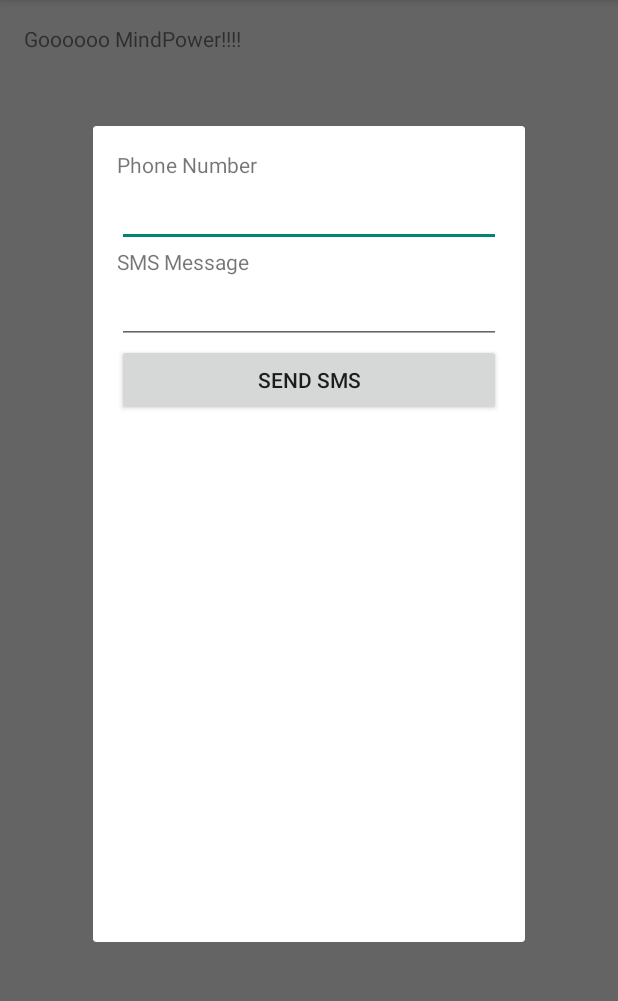
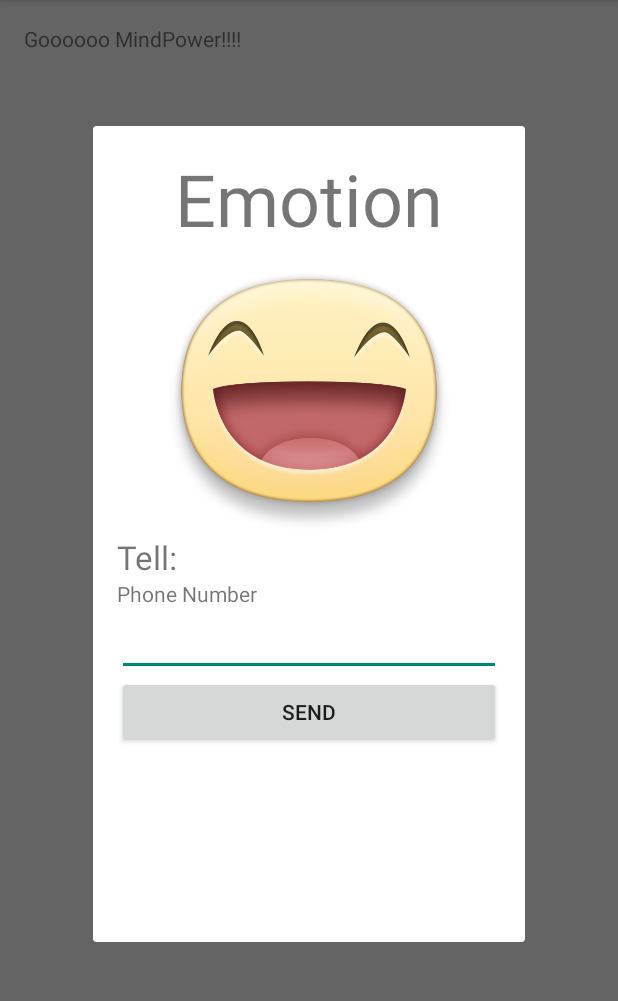
Before and after one commit to Ashl7/Feelings, an Android app: the screen it shows after launch (MainActivity), in the options menu, after a tap on "Show SMS dialog", on a phone screen of 412 x 824 dp, the part 84-1085 px from its top. Run offline under Robolectric (Android 15) with nearby library versions, the phone set to English and light mode, and no system bars.

Commit message:
SendTextFragment can now take in params to show an emotion

```diff
--- a/app/src/main/java/com/autism/mindpower/feeling/MainActivity.java
+++ b/app/src/main/java/com/autism/mindpower/feeling/MainActivity.java
@@ -55,8 +55,8 @@ public class MainActivity extends AppCompatActivity
         // Create the fragment and show it as a dialog
         FragmentManager fm = getSupportFragmentManager();
         // TODO specify what will get sent to the Fragment
-        DialogFragment newFragment = SendTextFragment.newInstance("A title", "A subtitle");
-        newFragment.show(fm, "Another subtitle");
+        DialogFragment newFragment = SendTextFragment.newInstance(R.drawable.emoji_laugh, "Emotion", "I'm feeling an emotion. What is it?");
+        newFragment.show(fm, null);
     }
 
     void showContactsActivity(View v) {
--- a/app/src/main/java/com/autism/mindpower/feeling/SendTextFragment.java
+++ b/app/src/main/java/com/autism/mindpower/feeling/SendTextFragment.java
@@ -12,6 +12,8 @@ import android.view.View;
 import android.view.ViewGroup;
 import android.widget.Button;
 import android.widget.EditText;
+import android.widget.ImageView;
+import android.widget.TextView;
 import android.widget.Toast;
 
 
@@ -26,17 +28,20 @@ import android.widget.Toast;
 public class SendTextFragment extends DialogFragment {
     // TODO: Rename parameter arguments, choose names that match
     // the fragment initialization parameters, e.g. ARG_ITEM_NUMBER
-    private static final String ARG_PARAM1 = "param1";
-    private static final String ARG_PARAM2 = "param2";
+    private static final String ARG_PARAM_EMJOI = "paramEmoji";
+    private static final String ARG_PARAM_NAME = "paramName";
+    private static final String ARG_PARAM_CAPTION = "paramCaption";
 
     // TODO: Rename and change types of parameters
-    private String mParam1;
-    private String mParam2;
+    private int mParamEmoji;
+    private String mParamName;
+    private String mParamCaption;
 
     private OnFragmentInteractionListener mListener;
 
+    private TextView emojiName;
+    private ImageView emojiPicture;
     private EditText toPhoneNumberET;
-    private EditText smsMessageET;
 
     public SendTextFragment() {
         // Required empty public constructor
@@ -46,16 +51,18 @@ public class SendTextFragment extends DialogFragment {
      * Use this factory method to create a new instance of
      * this fragment using the provided parameters.
      *
-     * @param param1 Parameter 1.
-     * @param param2 Parameter 2.
+     * @param paramEmoji Path to resource.
+     * @param paramName Name.
+     * @param paramCaption Text associated with emoji to send as SMS.
      * @return A new instance of fragment SendTextFragment.
      */
     // TODO: Rename and change types and number of parameters
-    public static SendTextFragment newInstance(String param1, String param2) {
+    public static SendTextFragment newInstance(int paramEmoji, String paramName, String paramCaption) {
         SendTextFragment fragment = new SendTextFragment();
         Bundle args = new Bundle();
-        args.putString(ARG_PARAM1, param1);
-        args.putString(ARG_PARAM2, param2);
+        args.putInt(ARG_PARAM_EMJOI, paramEmoji);
+        args.putString(ARG_PARAM_NAME, paramName);
+        args.putString(ARG_PARAM_CAPTION, paramCaption);
         fragment.setArguments(args);
         return fragment;
     }
@@ -64,8 +71,9 @@ public class SendTextFragment extends DialogFragment {
     public void onCreate(Bundle savedInstanceState) {
         super.onCreate(savedInstanceState);
         if (getArguments() != null) {
-            mParam1 = getArguments().getString(ARG_PARAM1);
-            mParam2 = getArguments().getString(ARG_PARAM2);
+            mParamEmoji = getArguments().getInt(ARG_PARAM_EMJOI);
+            mParamName = getArguments().getString(ARG_PARAM_NAME);
+            mParamCaption = getArguments().getString(ARG_PARAM_CAPTION);
         }
     }
 
@@ -75,10 +83,15 @@ public class SendTextFragment extends DialogFragment {
         // Inflate the layout for this fragment
         View view = inflater.inflate(R.layout.fragment_send_text, container, false);
 
+        // Populate the emoji picture and the emotion from the params
+        emojiName = (TextView)view.findViewById(R.id.tvWord);
+        emojiName.setText(mParamName);
+        emojiPicture = (ImageView)view.findViewById(R.id.ivEmotion);
+        emojiPicture.setImageResource(mParamEmoji);
+
         // Assign text fields to variables so we can get them later
         toPhoneNumberET = (EditText)view.findViewById(R.id.to_phone_number_et);
-        smsMessageET = (EditText)view.findViewById(R.id.sms_message_et);
-        Button sendButton = (Button) view.findViewById(R.id.send_sms_btn);
+        Button sendButton = (Button)view.findViewById(R.id.send_sms_btn);
 
         // Button needs to have an OnClickListener set here since this is a fragment
         sendButton.setOnClickListener(new View.OnClickListener() {
@@ -132,7 +145,7 @@ public class SendTextFragment extends DialogFragment {
     // Function that runs when "Send" is pressed
     public void sendSms() {
         String toPhoneNumber = toPhoneNumberET.getText().toString();
-        String smsMessage = smsMessageET.getText().toString();
+        String smsMessage = mParamCaption;
         // Check if app has permission to send an SMS
         if(SmsHelper.hasSmsPermission(getContext())) {
             SmsHelper.sendSMS(toPhoneNumber, smsMessage, getContext(), null);
--- a/app/src/main/res/layout/fragment_send_text.xml
+++ b/app/src/main/res/layout/fragment_send_text.xml
@@ -15,6 +15,43 @@
         android:minHeight="512dp"
         android:minWidth="256dp">
 
+        <RelativeLayout
+            android:layout_width="fill_parent"
+            android:layout_height="wrap_content">
+
+            <TextView
+                android:id="@+id/tvWord"
+                android:layout_width="wrap_content"
+                android:layout_height="wrap_content"
+                android:text="@string/text_emotion_placeholder"
+                android:textSize="48sp"
+                android:layout_gravity="center_horizontal"
+                android:layout_alignParentTop="true"
+                android:layout_centerHorizontal="true" />
+
+            <ImageView
+                android:layout_width="wrap_content"
+                android:layout_height="wrap_content"
+                android:id="@+id/ivEmotion"
+                android:src="@android:drawable/stat_sys_warning"
+                android:maxHeight="192dp"
+                android:maxWidth="192dp"
+                android:scaleType="centerInside"
+                android:cropToPadding="false"
+                android:adjustViewBounds="true"
+                android:layout_gravity="center_horizontal"
+                android:layout_below="@+id/tvWord"
+                android:layout_centerHorizontal="true" />
+
+        </RelativeLayout>
+
+        <TextView
+            android:id="@+id/tvTellText"
+            android:layout_width="wrap_content"
+            android:layout_height="wrap_content"
+            android:text="@string/text_tell_person"
+            android:textSize="22sp" />
+
         <TextView
             android:id="@+id/to_phone_number_tv"
             android:layout_width="wrap_content"
@@ -27,25 +64,12 @@
             android:layout_height="wrap_content"
             android:inputType="phone"/>
 
-        <TextView
-            android:id="@+id/sms_message_tv"
-            android:layout_width="wrap_content"
-            android:layout_height="wrap_content"
-            android:text="SMS Message" />
-
-        <EditText
-            android:id="@+id/sms_message_et"
-            android:layout_width="fill_parent"
-            android:layout_height="wrap_content"
-            android:inputType="textMultiLine"
-            android:minLines="1"
-            android:maxLines="3" />
-
         <Button android:id="@+id/send_sms_btn"
             android:layout_width="fill_parent"
             android:layout_height="wrap_content"
-            android:text="Send SMS"
+            android:text="@string/button_send"
             android:clickable="false" />
+
     </LinearLayout>
 
 
--- a/app/src/main/res/values/strings.xml
+++ b/app/src/main/res/values/strings.xml
@@ -8,4 +8,8 @@
     <string name="hello_blank_fragment">Hello blank fragment</string>
     <string name="action_edit_contacts">Edit contacts</string>
     <string name="action_show_text_dialog">Show SMS dialog</string>
+    <string name="text_tell_person">Tell:</string>
+    <string name="text_emotion_placeholder">Placeholder</string>
+    <string name="button_send">Send</string>
+    <string name="text_im_feeling">I\'m feeling %1$s</string>
 </resources>
```
Also changed, not shown: app/src/main/res/drawable/emoji_laugh.png (added), 2 other files.
